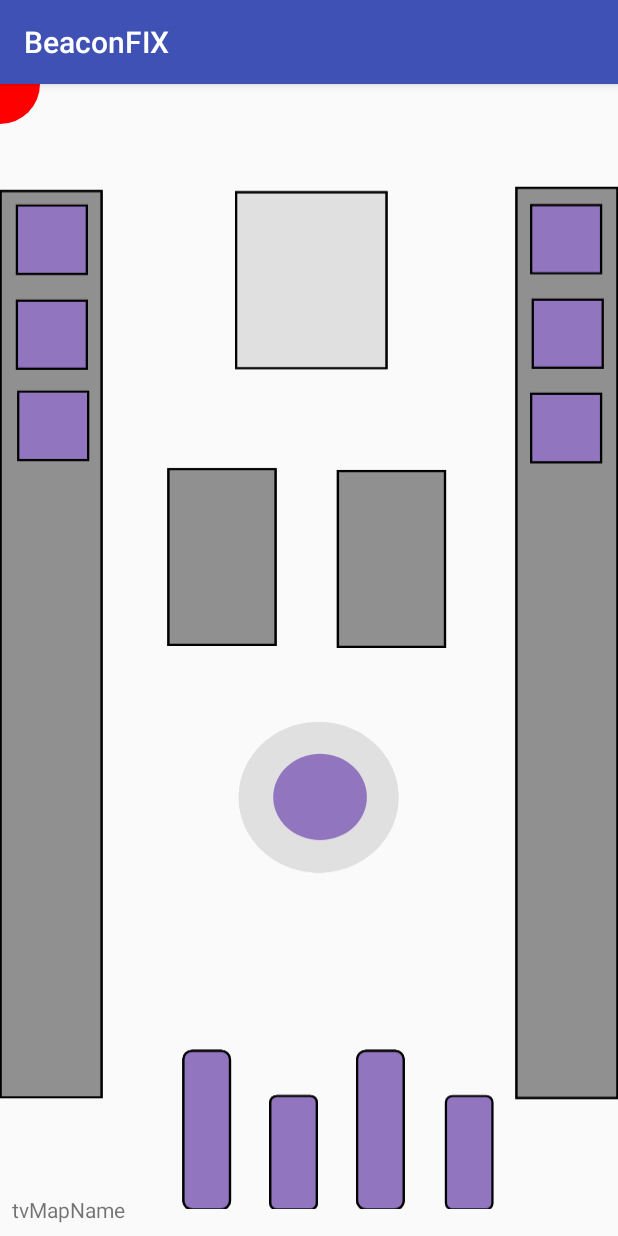
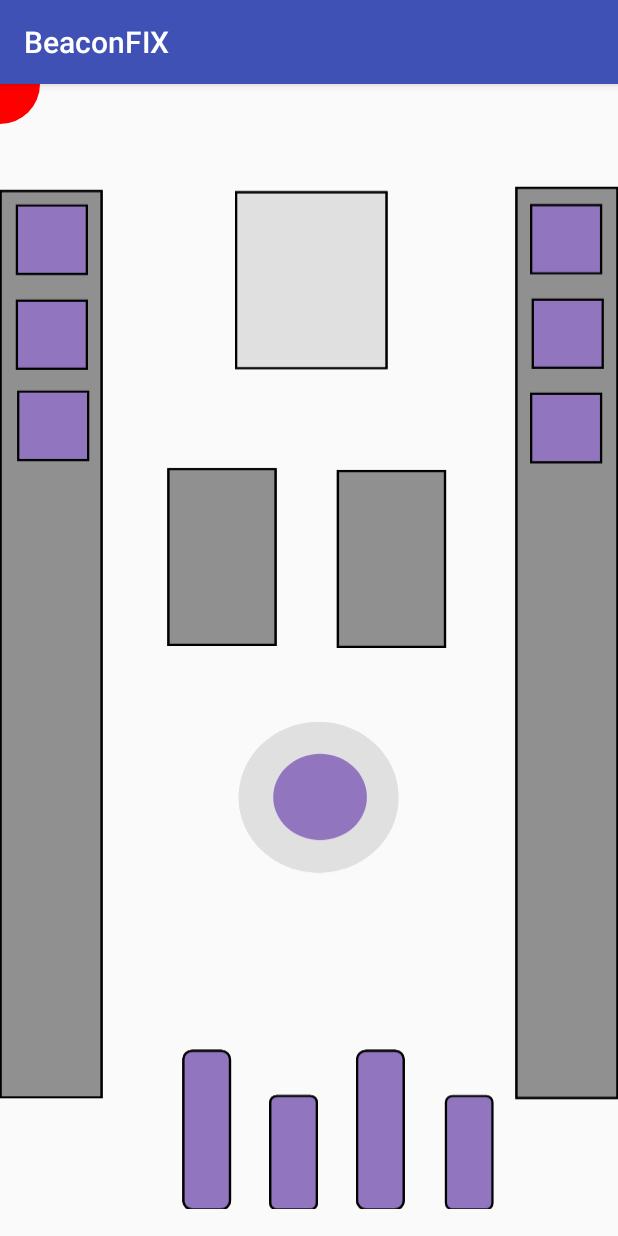
Before and after one commit to karpovichDima/Beacon, an Android app: the MapActivity screen opened directly, with no data from a screen before it, on a phone screen of 412 x 824 dp. Run offline under Robolectric (Android 15) with nearby library versions, the phone set to English and light mode, and no system bars.

```diff
--- a/app/src/main/java/com/example/dekar/beaconfix/MainActivity.java
+++ b/app/src/main/java/com/example/dekar/beaconfix/MainActivity.java
@@ -8,7 +8,6 @@ import android.content.Intent;
 import android.content.pm.ActivityInfo;
 import android.content.pm.PackageManager;
 import android.os.Bundle;
-import android.os.Parcelable;
 import android.support.annotation.NonNull;
 import android.support.design.widget.FloatingActionButton;
 import android.support.v7.app.AppCompatActivity;
@@ -16,7 +15,6 @@ import android.view.View;
 import android.widget.ListView;
 import android.widget.ProgressBar;
 import android.widget.TextView;
-import android.widget.Toast;
 
 import com.example.dekar.beaconfix.ble_find.BluetoothLE;
 import com.example.dekar.beaconfix.firebase.FBConnecting;
--- a/app/src/main/java/com/example/dekar/beaconfix/MapActivity.java
+++ b/app/src/main/java/com/example/dekar/beaconfix/MapActivity.java
@@ -1,18 +1,11 @@
 package com.example.dekar.beaconfix;
 
-import android.content.ComponentName;
 import android.content.Context;
-import android.content.Intent;
-import android.content.ServiceConnection;
 import android.content.pm.ActivityInfo;
 import android.os.Bundle;
-import android.os.IBinder;
 import android.support.v7.app.AppCompatActivity;
-import android.view.Menu;
-import android.view.MenuItem;
 import android.widget.ImageView;
 import android.widget.TextView;
-import android.widget.Toast;
 
 import com.example.dekar.beaconfix.ble_find.BluetoothLE;
 import com.example.dekar.beaconfix.custom_view.CustomView;
@@ -32,11 +25,11 @@ public class MapActivity extends AppCompatActivity {
     @Override
     protected void onCreate(Bundle savedInstanceState) {
         super.onCreate(savedInstanceState);
-        flagStartMap = true;
         setContentView(R.layout.activity_map);
         setRequestedOrientation(ActivityInfo.SCREEN_ORIENTATION_NOSENSOR);
 
-        tvRssiMap = findViewById(R.id.tvMap);
+        flagStartMap = true;
+
         customView = findViewById(R.id.customView);
 
         flagFind = BluetoothLE.flagFind;
--- a/app/src/main/java/com/example/dekar/beaconfix/ble_find/BluetoothLE.java
+++ b/app/src/main/java/com/example/dekar/beaconfix/ble_find/BluetoothLE.java
@@ -10,7 +10,6 @@ import android.content.Intent;
 import android.os.AsyncTask;
 import android.widget.Toast;
 
-import com.example.dekar.beaconfix.MainActivity;
 import com.example.dekar.beaconfix.firebase.FBConnecting;
 import com.example.dekar.beaconfix.lv_adapter.DeviceListAdapter;
 
@@ -48,7 +47,6 @@ public class BluetoothLE {
         mDeviceListAdapter.notifyDataSetChanged();
     }
 
-    // Device scan callback.
     private ScanCallback leScanCallback = new ScanCallback() {
         @Override
         public void onScanResult(int callbackType, ScanResult result) {
--- a/app/src/main/java/com/example/dekar/beaconfix/custom_view/CustomView.java
+++ b/app/src/main/java/com/example/dekar/beaconfix/custom_view/CustomView.java
@@ -8,57 +8,43 @@ import android.support.annotation.Nullable;
 import android.util.AttributeSet;
 import android.view.View;
 
+import static com.example.dekar.beaconfix.firebase.FBConnecting.value_x_int;
+import static com.example.dekar.beaconfix.firebase.FBConnecting.value_y_int;
+
 public class CustomView extends View {
-
-    private int value_X_after_hash;
-    private int value_Y_after_hash;
-    public float x;
-    public float y;
-    int[] arr_after_hashmap;
-
-
-    public CustomView(Context context) {
-        super(context);
-        init(null);
-    }
-    public CustomView(Context context, @Nullable AttributeSet attrs) {
-        super(context, attrs);
-        init(attrs);
-    }
-    public CustomView(Context context, @Nullable AttributeSet attrs, int defStyleAttr) {
-        super(context, attrs, defStyleAttr);
-        init(attrs);
-    }
-    public CustomView(Context context, @Nullable AttributeSet attrs, int defStyleAttr, int defStyleRes) {
-        super(context, attrs, defStyleAttr, defStyleRes);
-        init(attrs);
-    }
 
     private float Height;
     private float Width;
 
-    private void init(@Nullable AttributeSet set){
+    public CustomView(Context context) {
+        super(context);
+        init();
+    }
+    public CustomView(Context context, @Nullable AttributeSet attrs) {
+        super(context, attrs);
+        init();
+    }
+    public CustomView(Context context, @Nullable AttributeSet attrs, int defStyleAttr) {
+        super(context, attrs, defStyleAttr);
+        init();
+    }
+
+    private void init(){
         postInvalidate();
+        setWillNotDraw(false);
     }
 
     @Override
-    protected void onDraw(Canvas canvas) {
-        canvas.drawColor(Color.TRANSPARENT);       // set background
+    protected void dispatchDraw(Canvas canvas) {
+        super.dispatchDraw(canvas);
+        canvas.drawColor(Color.TRANSPARENT);
         Height = canvas.getHeight();
-        Width = canvas.getWidth();
         Width = canvas.getWidth();
 
         Paint iaAm = new Paint();
         iaAm.setColor(Color.RED);
-        canvas.drawCircle(value_X_after_hash * Width / 100, value_Y_after_hash * Height / 100,40, iaAm);
-
+        canvas.drawCircle(value_x_int * Width / 100, value_y_int * Height / 100, 40, iaAm);
 
         invalidate();
     }
-
-    public void setValue_X_Y_after_hash(int value_X_after_hash, int value_Y_after_hash) {
-        this.value_X_after_hash = value_X_after_hash;
-        this.value_Y_after_hash = value_Y_after_hash;
-    }
-
 }
--- a/app/src/main/res/layout/activity_map.xml
+++ b/app/src/main/res/layout/activity_map.xml
@@ -20,14 +20,4 @@
         android:layout_width="wrap_content"
         android:layout_height="wrap_content"  />
 
-    <TextView
-        android:id="@+id/tvMap"
-        android:layout_width="wrap_content"
-        android:layout_height="wrap_content"
-        android:layout_marginBottom="8dp"
-        android:layout_marginStart="8dp"
-        android:text="tvMapName"
-        app:layout_constraintBottom_toBottomOf="parent"
-        app:layout_constraintStart_toStartOf="parent" />
-
 </android.support.constraint.ConstraintLayout>
```
Also changed, not shown: app/src/main/java/com/example/dekar/beaconfix/firebase/FBConnecting.java (+27 -22 lines).
